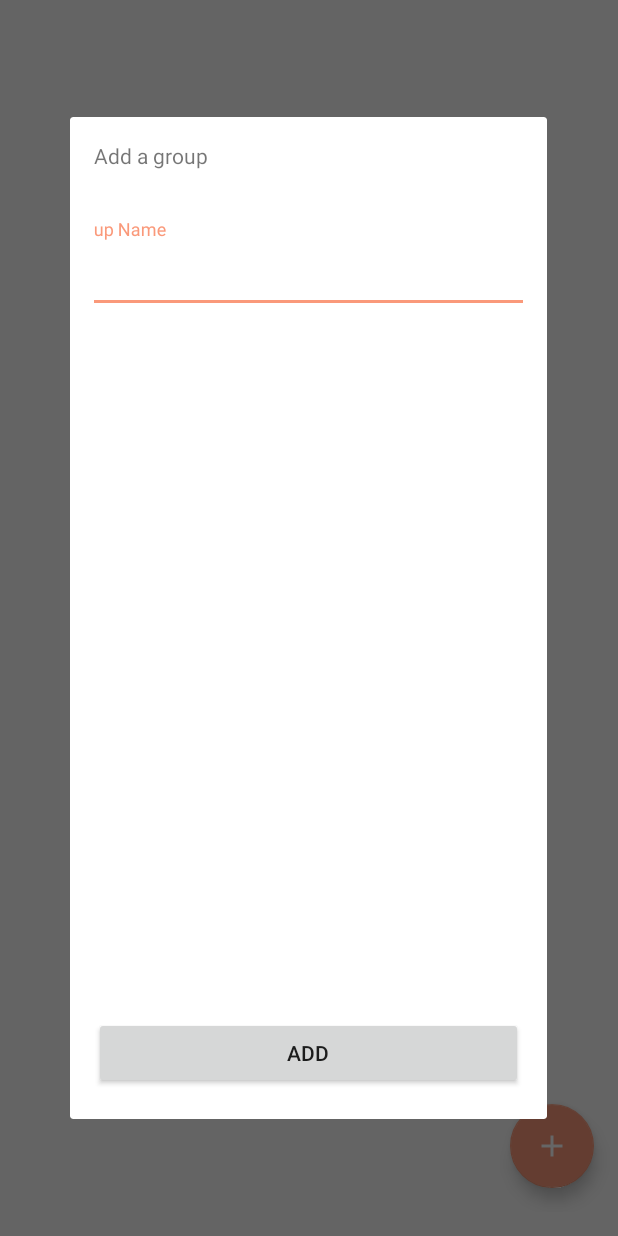
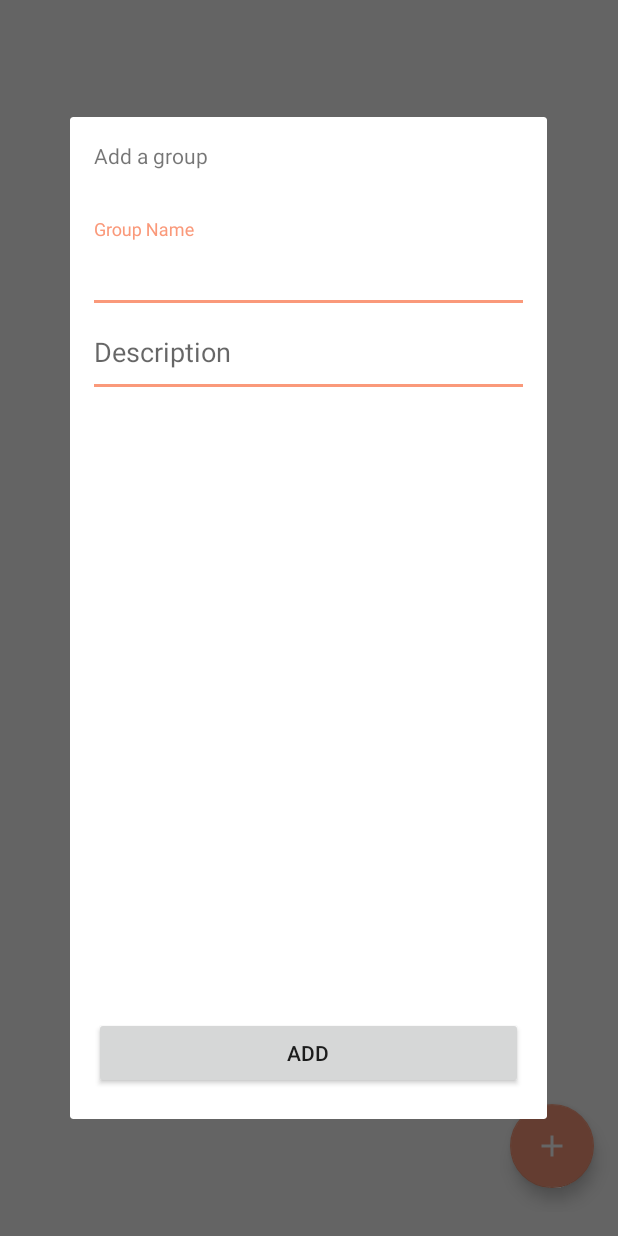
Before and after one commit to acroutworst/community-android, an Android app: the fragment GroupFragment shown on its own in the app's theme, after a tap on an icon or button, on a phone screen of 412 x 824 dp. Run offline under Robolectric (Android 15) with nearby library versions, the phone set to English and light mode, and no system bars; libraries missing offline, so code that uses them is left out: com.airbnb.epoxy; 3 statements that could not run were skipped.

Commit message:
added updates to add group; still need to select community

```diff
--- a/app/src/main/java/com/android/community/GroupFragment.java
+++ b/app/src/main/java/com/android/community/GroupFragment.java
@@ -21,14 +21,18 @@ import android.view.LayoutInflater;
 import android.view.View;
 import android.view.ViewGroup;
 import android.view.Window;
+import android.widget.AdapterView;
+import android.widget.ArrayAdapter;
 import android.widget.Button;
 import android.widget.EditText;
 import android.widget.ListView;
+import android.widget.Spinner;
 import android.widget.TextView;
 import android.widget.Toast;
 
 import com.android.community.authentication.Communicator;
 import com.android.community.authentication.ServerRequestInterface;
+import com.android.community.models.Community;
 import com.android.community.models.Event;
 import com.android.community.models.Group;
 import com.google.gson.Gson;
@@ -36,6 +40,9 @@ import com.google.gson.Gson;
 import org.json.JSONArray;
 import org.json.JSONException;
 import org.json.JSONObject;
+
+import java.util.ArrayList;
+import java.util.HashMap;
 
 import okhttp3.OkHttpClient;
 import okhttp3.ResponseBody;
@@ -63,6 +70,10 @@ public class GroupFragment extends Fragment {
 
 		private Dialog dialog;
 		private EditText groupName;
+		private EditText groupDescription;
+		private Spinner dropdown;
+		private ArrayList<String> c_options = new ArrayList<>();
+		private HashMap<String, String> comm_options = new HashMap<>();
 
 	@Nullable
     @Override
@@ -122,6 +133,7 @@ public class GroupFragment extends Fragment {
 			fab.setOnClickListener(new View.OnClickListener() {
 				@Override
 				public void onClick(View view) {
+					queryCommIDPost();
 					showMyDialog(getContext());
 				}
 			});
@@ -166,7 +178,7 @@ public class GroupFragment extends Fragment {
                                     JSONArray jsonEvents = new JSONObject(body).getJSONObject("data").getJSONObject("allGroups").getJSONArray("edges");
                                     for (int i = 0; i < jsonEvents.length(); ++i) {
                                         JSONObject group = jsonEvents.getJSONObject(i).getJSONObject("node");
-                                        adapter.addGroup(gson.fromJson(group.toString(), Group.class));
+																				adapter.addGroup(gson.fromJson(group.toString(), Group.class));
                                     }
                                 } catch (JSONException e) {
                                     e.printStackTrace();
@@ -196,6 +208,77 @@ public class GroupFragment extends Fragment {
         return "{allGroups {\nedges{\nnode { title }}}}";
     }
 
+	private void queryCommIDPost() {
+		//Here a logging interceptor is created
+		HttpLoggingInterceptor logging = new HttpLoggingInterceptor();
+		logging.setLevel(HttpLoggingInterceptor.Level.BODY);
+
+		//The logging interceptor will be added to the http client
+		OkHttpClient.Builder httpClient = new OkHttpClient.Builder();
+		httpClient.addInterceptor(logging);
+
+		String API_TOKEN = "Bearer " + AccountService.Instance().mAuthToken;
+
+		Log.d(TAG, "GroupFragment HashMap: " + API_TOKEN);
+
+		Retrofit retrofit = new Retrofit.Builder()
+				.client(httpClient.build())
+				.addConverterFactory(GsonConverterFactory.create())
+				.baseUrl("https://community-ci.herokuapp.com")
+				.build();
+		ServerRequestInterface service = retrofit.create(ServerRequestInterface.class);
+		Call<ResponseBody> call = service.apiEventPost(API_TOKEN, makeCommunityIDQuery());
+
+		call.enqueue(new Callback<ResponseBody>() {
+			@Override
+			public void onResponse(Call<ResponseBody> call, Response<ResponseBody> response) {
+
+				try {
+					final String body = response.body().string();
+
+					comm_options.clear();
+
+					if(!body.isEmpty()) {
+						getActivity().runOnUiThread(new Runnable() {
+							@Override
+							public void run() {
+								Gson gson = new Gson();
+								try {
+									JSONArray jsonEvents = new JSONObject(body).getJSONObject("data").getJSONObject("myCommunities").getJSONArray("edges");
+									for (int i = 0; i < jsonEvents.length(); ++i) {
+										JSONObject group = jsonEvents.getJSONObject(i).getJSONObject("node");
+										comm_options.put(gson.fromJson(group.toString(), Community.class).getId(), gson.fromJson(group.toString(), Community.class).getTitle());
+
+//										adapter.addGroup(gson.fromJson(group.toString(), Group.class));
+									}
+								} catch (JSONException e) {
+									e.printStackTrace();
+								}
+							}
+						});
+					} else {
+						Log.d(TAG, "Response Body is null");
+						Log.d(TAG, "Response Body: " + body);
+					}
+
+				} catch(Exception e) {
+					Log.d(TAG, e.getMessage());
+					Log.d(TAG, "Events Body ERROR");
+				}
+			}
+
+			@Override
+			public void onFailure(Call<ResponseBody> call, Throwable t) {
+				Log.d(TAG, t.getMessage());
+				Log.d(TAG, "onFailure in enqueue");
+			}
+		});
+	}
+
+	private String makeCommunityIDQuery() {
+		return "{myCommunities {\nedges{\nnode { id, title, acronym }}}}";
+	}
+
     private int getSpanCount() {
         DisplayMetrics displayMetrics = getResources().getDisplayMetrics();
         float dpWidth = displayMetrics.widthPixels / displayMetrics.density;
@@ -215,11 +298,30 @@ public class GroupFragment extends Fragment {
 		ListView listView = (ListView) dialog.findViewById(R.id.listView);
 		Button btnBtmLeft = (Button) dialog.findViewById(R.id.btnBtmLeft);
 		groupName = (EditText) dialog.findViewById(R.id.groupname);
+		groupDescription = (EditText) dialog.findViewById(R.id.groupdescription);
+		dropdown = (Spinner) dialog.findViewById(R.id.group_spinner);
+		dropdown.setVisibility(View.INVISIBLE);
+		ArrayAdapter<HashMap<String, String>> hashAdapter = new ArrayAdapter<>(getContext(), android.R.layout.simple_spinner_item);
+		hashAdapter.add(comm_options);
+		dropdown.setAdapter(hashAdapter);
+
+		dropdown.setOnItemSelectedListener(new AdapterView.OnItemSelectedListener() {
+			@Override
+			public void onItemSelected(AdapterView<?> parentView, View selectedItemView, int position, long id) {
+//				Toast.makeText(getContext(), parentView.getItemAtPosition(position).toString(), Toast.LENGTH_SHORT).show();
+			}
+
+			@Override
+			public void onNothingSelected(AdapterView<?> parentView) {
+				// your code here
+			}
+
+		});
 
 		btnBtmLeft.setOnClickListener(new View.OnClickListener() {
 			@Override
 			public void onClick(View v) {
-				mAuthTask = new AddGroupTask(groupName.getText().toString()).execute();
+				mAuthTask = new AddGroupTask(groupName.getText().toString(), groupDescription.getText().toString()).execute();
 				dialog.dismiss();
 			}
 		});
@@ -244,9 +346,12 @@ public class GroupFragment extends Fragment {
 		private Communicator communicator;
 
 		private final String mTitle;
+		private final String mDescription;
 
-		AddGroupTask(String mTitle) {
+
+		AddGroupTask(String mTitle, String mDescription) {
 			this.mTitle = mTitle;
+			this.mDescription = mDescription;
 		}
 
 		@Override
@@ -260,7 +365,7 @@ public class GroupFragment extends Fragment {
 			try {
 				// Retrofit HTTP call to login
 				communicator = new Communicator();
-				communicator.addGroupPost(mTitle);
+				communicator.addGroupPost(mTitle, mDescription);
 
 				successful = communicator.successful;
 
--- a/app/src/main/res/layout/custom_dialog.xml
+++ b/app/src/main/res/layout/custom_dialog.xml
@@ -30,10 +30,31 @@
             android:gravity="center_horizontal">
             <android.support.design.widget.TextInputEditText
                 android:id="@+id/groupname"
-                style="@style/CommunityEditText"
+                android:layout_width="match_parent"
+                android:layout_height="@dimen/edittext_height"
+                android:background="@drawable/edittext_background"
                 android:inputType="text"
                 android:hint="@string/prompt_groupname"/>
         </android.support.design.widget.TextInputLayout>
+
+        <android.support.design.widget.TextInputLayout
+            android:layout_width="match_parent"
+            android:layout_height="wrap_content"
+            android:gravity="center_horizontal">
+            <android.support.design.widget.TextInputEditText
+                android:id="@+id/groupdescription"
+                android:layout_width="match_parent"
+                android:layout_height="@dimen/edittext_height"
+                android:background="@drawable/edittext_background"
+                android:inputType="text"
+                android:hint="@string/prompt_groupdescription"/>
+        </android.support.design.widget.TextInputLayout>
+
+        <Spinner
+            android:id="@+id/group_spinner"
+            android:layout_width="match_parent"
+            android:layout_height="wrap_content"
+            android:spinnerMode="dropdown" />
 
         <ListView
             android:layout_width="wrap_content"
--- a/app/src/main/res/values/strings.xml
+++ b/app/src/main/res/values/strings.xml
@@ -38,6 +38,7 @@
 
     <!-- Dialog Prompts -->
     <string name="prompt_groupname">Group Name</string>
+    <string name="prompt_groupdescription">Description</string>
 
     <!-- Bottom Sheet -->
     <string name="action_take_photo">Take Photo</string>
```
Also changed, not shown: app/src/main/java/com/android/community/authentication/Communicator.java (+4 -4 lines).
